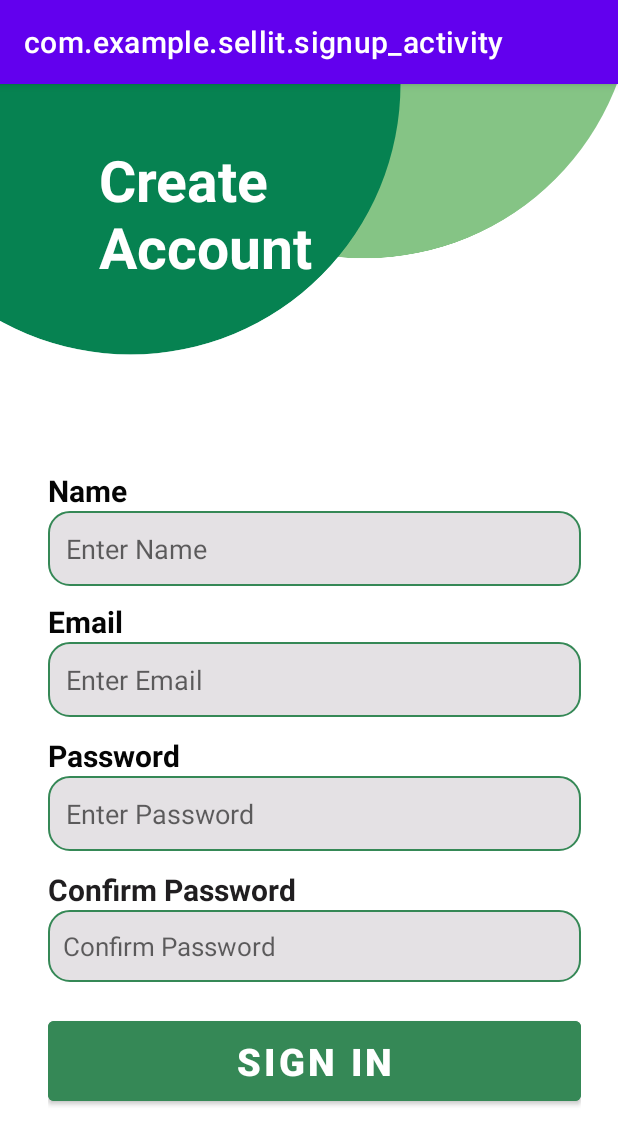
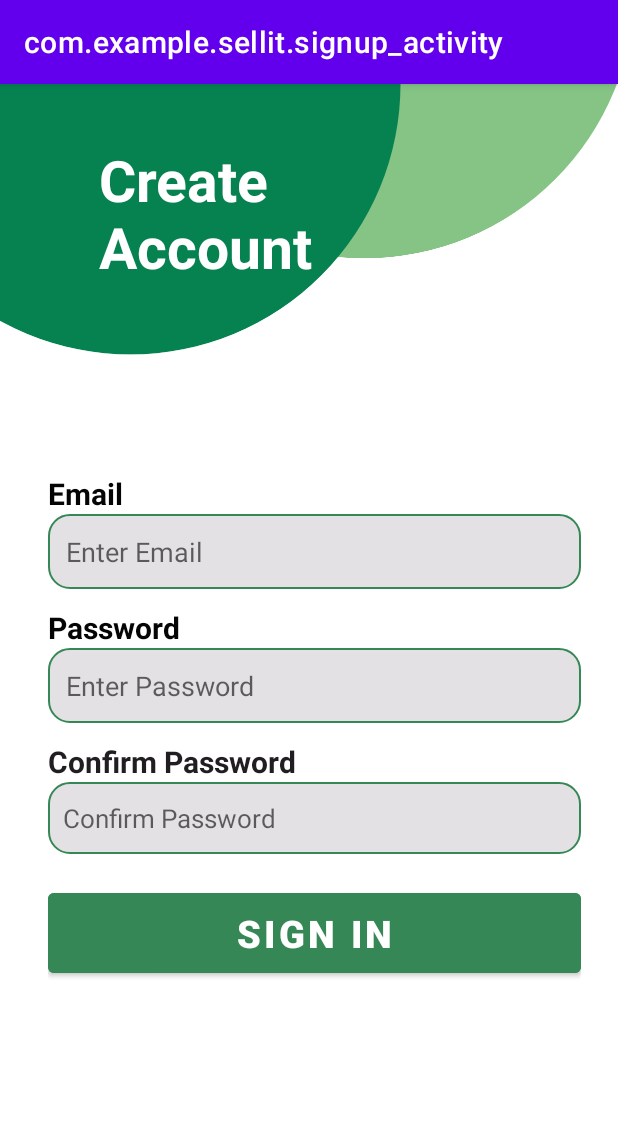
Before and after one commit to hasnainsajid824/SellIt, an Android app: the signup_activity screen opened directly, with no data from a screen before it, on a phone screen of 412 x 824 dp. Shown: the top 1145 px of the screen. Run offline under Robolectric (Android 15) with nearby library versions, the phone set to English and light mode, and no system bars.

Commit message:
Name section removed

```diff
--- a/app/build.gradle
+++ b/app/build.gradle
@@ -1,5 +1,6 @@
 plugins {
     id 'com.android.application'
+    id 'com.google.gms.google-services'
 }
 
 android {
@@ -39,6 +40,7 @@ dependencies {
     implementation 'androidx.cardview:cardview:1.0.0'
     implementation 'androidx.annotation:annotation:1.3.0'
     implementation 'androidx.lifecycle:lifecycle-livedata-ktx:2.4.1'
+    implementation 'com.google.firebase:firebase-auth-ktx:22.0.0'
     implementation 'androidx.lifecycle:lifecycle-viewmodel-ktx:2.4.1'
     implementation 'androidx.drawerlayout:drawerlayout:1.1.1'
     testImplementation 'junit:junit:4.13.2'
--- a/app/src/main/res/layout/activity_signup.xml
+++ b/app/src/main/res/layout/activity_signup.xml
@@ -45,27 +45,9 @@
         app:layout_constraintTop_toBottomOf="@+id/imageView1"
         app:layout_constraintVertical_bias="0.0">
 
-        <TextView
-            android:id="@+id/textView7"
-            android:layout_width="match_parent"
-            android:layout_height="wrap_content"
-            android:layout_marginTop="8dp"
-            android:text="@string/name"
-            android:textColor="#050505"
-            android:textSize="20sp"
-            android:textStyle="bold" />
 
-        <EditText
-            android:id="@+id/editTextTextEmailAddress3"
-            android:layout_width="match_parent"
-            android:layout_height="50dp"
-            android:background="@drawable/edittext_background"
-            android:ems="10"
-            android:hint="@string/enter_name"
-            android:inputType="text"
-            android:padding="12dp"
-            android:textColor="#707070"
-            android:textSize="18sp" />
+
+
 
         <TextView
             android:id="@+id/textView5"
--- a/build.gradle
+++ b/build.gradle
@@ -1,5 +1,26 @@
-// Top-level build file where you can add configuration options common to all sub-projects/modules.
+buildscript {
+
+    dependencies {
+        classpath 'com.android.tools.build:gradle:7.4.1'
+        classpath 'com.google.gms:google-services:4.3.15'
+    }
+}
+
 plugins {
     id 'com.android.application' version '7.4.1' apply false
     id 'com.android.library' version '7.4.1' apply false
 }
+
+
+
+
+//
+//
+//buildscript {
+//dependencies {classpath
+//classpath classpath        }}// Top-level build file where you can add configuraticlasspath on options common to all sub-projects/modules.
+//}}
+//plugins {
+//    id 'com.android.application' version '7.4.1' apply false
+//    id 'com.android.library' version '7.4.1' apply false
+//}
```
Also changed, not shown: 1 other file.
